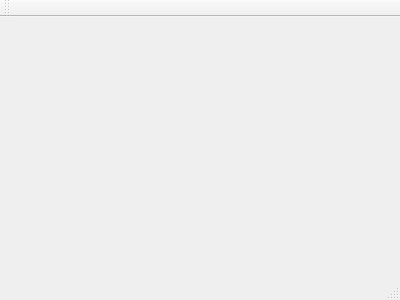
Qt form adminWindow.ui (KyokaiNoKanata/TradingPlatform) before a commit.
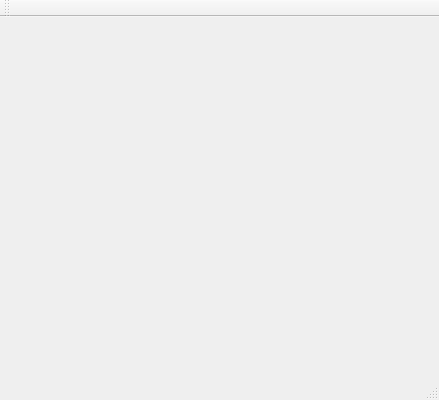
The same form after that commit.

What changed in the file:
```diff
--- a/adminWindow.ui
+++ b/adminWindow.ui
@@ -6,25 +6,22 @@
    <rect>
     <x>0</x>
     <y>0</y>
-    <width>400</width>
-    <height>300</height>
+    <width>439</width>
+    <height>400</height>
    </rect>
   </property>
   <property name="windowTitle">
    <string>adminWindow</string>
   </property>
-  <widget class="QWidget" name="centralWidget">
-   <widget class="QWidget" name="verticalLayoutWidget">
-    <property name="geometry">
-     <rect>
-      <x>110</x>
-      <y>90</y>
-      <width>160</width>
-      <height>80</height>
-     </rect>
-    </property>
-    <layout class="QVBoxLayout" name="verticalLayout"/>
-   </widget>
+  <widget class="QWidget" name="centralWidget"/>
+  <widget class="QStatusBar" name="statusBar"/>
+  <widget class="QToolBar" name="mainToolBar">
+   <attribute name="toolBarArea">
+    <enum>TopToolBarArea</enum>
+   </attribute>
+   <attribute name="toolBarBreak">
+    <bool>false</bool>
+   </attribute>
   </widget>
   <widget class="QMenuBar" name="menuBar">
    <property name="geometry">
@@ -36,15 +33,6 @@
     </rect>
    </property>
   </widget>
-  <widget class="QToolBar" name="mainToolBar">
-   <attribute name="toolBarArea">
-    <enum>TopToolBarArea</enum>
-   </attribute>
-   <attribute name="toolBarBreak">
-    <bool>false</bool>
-   </attribute>
-  </widget>
-  <widget class="QStatusBar" name="statusBar"/>
  </widget>
  <layoutdefault spacing="6" margin="11"/>
  <resources/>
```
Left out of the diff: 2 changed lines with no effect on the pictures.
